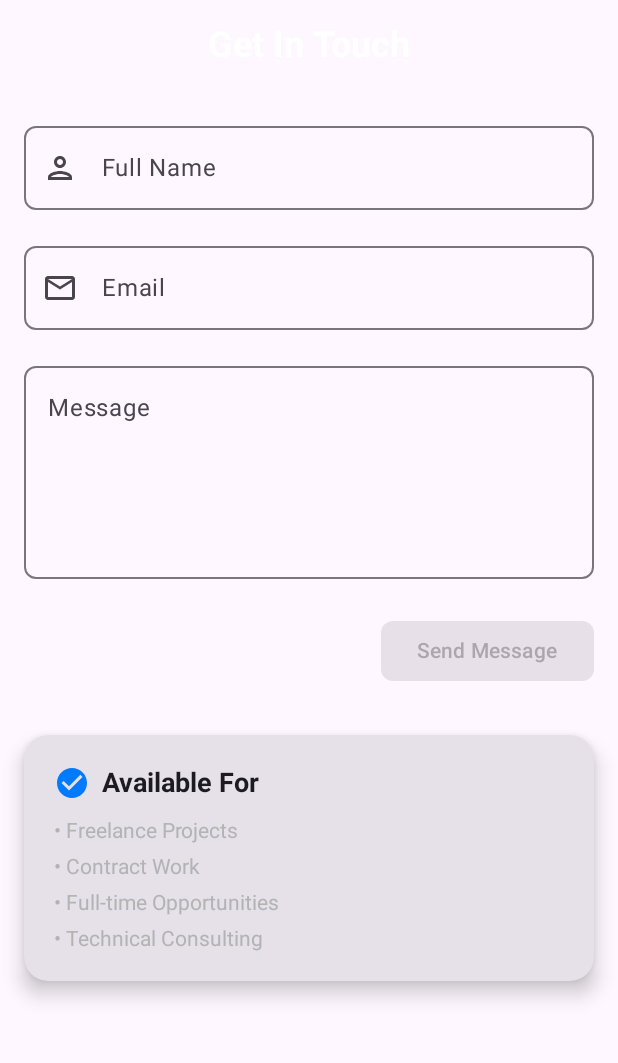
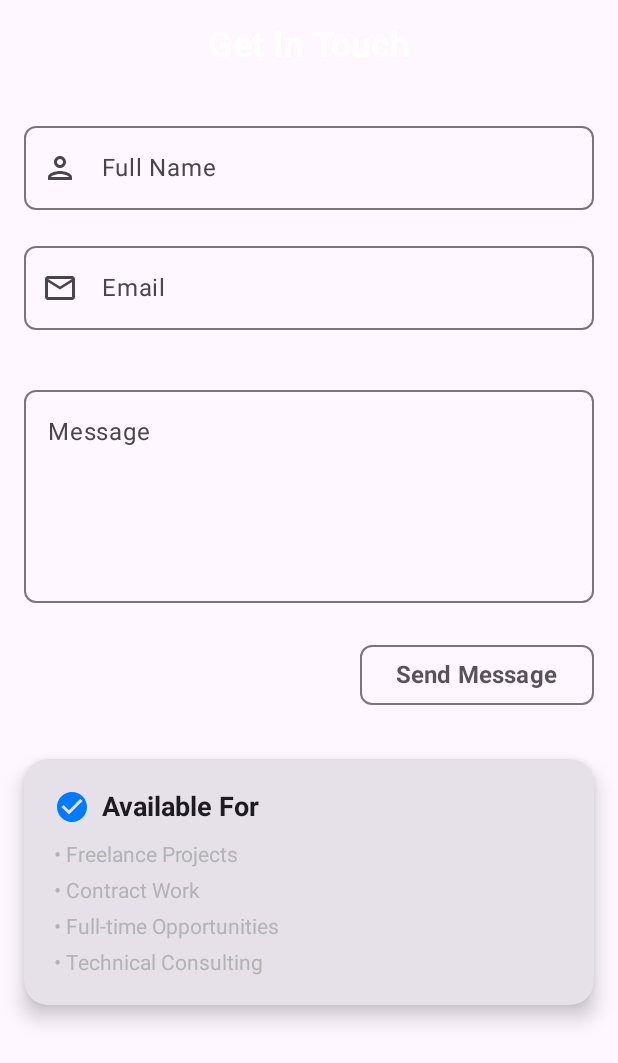
Before and after one commit to kmp-dev-studio/Portfolio, an Android app built with Jetpack Compose: the composable ContactScreen shown on its own in the app's theme, on a phone screen of 412 x 824 dp. Shown: the top 1063 px of the screen. Run offline under Robolectric (Android 15) with nearby library versions, the phone set to English and light mode, and no system bars; libraries missing offline, so code that uses them is left out: compose.icons, compose.icons.fontawesomeicons, compose.icons.simpleicons; 1 statement that could not run was skipped.

Commit message:
feat: Add email validation and enhance UI in Contact screen
This commit introduces email validation to the contact form and refines the UI for a better user experience.

- **`ContactScreen.kt`**:
    - Implements real-time email validation in the "Email" text field. An error message ("Please enter a valid email address") is displayed if the input is not a valid email format.
    - The "Send Message" button is now disabled until the full name, a valid email, and a message are provided.
    - The button has been restyled with a transparent background, an outline border, and bold text to improve its visual appearance.
    - A new state, `emailTouched`, is added to track user interaction with the email field, ensuring validation errors only appear after the user has interacted with it.

- **`StringHelper.kt` (New Logic)**:
    - Adds a new extension function `String.isValidEmail()` that uses a regex pattern to validate email address formats. This function is used by the `ContactScreen` to perform the validation check.

```diff
--- a/composeApp/src/commonMain/kotlin/itsme/ronjie/portfolio/presentation/screens/ContactScreen.kt
+++ b/composeApp/src/commonMain/kotlin/itsme/ronjie/portfolio/presentation/screens/ContactScreen.kt
@@ -1,5 +1,6 @@
 package itsme.ronjie.portfolio.presentation.screens
 
+import androidx.compose.foundation.BorderStroke
 import androidx.compose.foundation.layout.Arrangement
 import androidx.compose.foundation.layout.Column
 import androidx.compose.foundation.layout.Row
@@ -13,6 +14,7 @@ import androidx.compose.material.icons.filled.CheckCircle
 import androidx.compose.material.icons.outlined.Email
 import androidx.compose.material.icons.outlined.Person
 import androidx.compose.material3.Button
+import androidx.compose.material3.ButtonDefaults
 import androidx.compose.material3.Icon
 import androidx.compose.material3.MaterialTheme
 import androidx.compose.material3.OutlinedTextField
@@ -24,6 +26,7 @@ import androidx.compose.runtime.remember
 import androidx.compose.runtime.setValue
 import androidx.compose.ui.Alignment
 import androidx.compose.ui.Modifier
+import androidx.compose.ui.graphics.Color
 import androidx.compose.ui.platform.LocalUriHandler
 import androidx.compose.ui.text.font.FontWeight
 import androidx.compose.ui.text.input.ImeAction
@@ -35,6 +38,7 @@ import itsme.ronjie.portfolio.domain.model.ContactType
 import itsme.ronjie.portfolio.presentation.composables.InfoCard
 import itsme.ronjie.portfolio.presentation.theme.extended
 import itsme.ronjie.portfolio.presentation.utils.encodeURLParameter
+import itsme.ronjie.portfolio.presentation.utils.isValidEmail
 
 @Composable
 fun ContactScreen() {
@@ -43,8 +47,9 @@ fun ContactScreen() {
     val uriHandler = LocalUriHandler.current
 
     var fullName by remember { mutableStateOf("") }
-    var email by remember { mutableStateOf("") }
+    var userEmail by remember { mutableStateOf("") }
     var message by remember { mutableStateOf("") }
+    var emailTouched by remember { mutableStateOf(false) }
 
     Column(
         modifier = Modifier
@@ -83,8 +88,11 @@ fun ContactScreen() {
         Spacer(Modifier.height(16.dp))
 
         OutlinedTextField(
-            value = email,
-            onValueChange = { email = it.trim() },
+            value = userEmail,
+            onValueChange = {
+                userEmail = it.trim()
+                if (!emailTouched) emailTouched = true
+            },
             label = { Text("Email") },
             leadingIcon = {
                 Icon(
@@ -98,7 +106,16 @@ fun ContactScreen() {
                 keyboardType = KeyboardType.Email,
                 imeAction = ImeAction.Next
             ),
-            shape = MaterialTheme.shapes.small
+            shape = MaterialTheme.shapes.small,
+            isError = emailTouched && userEmail.isNotBlank() && !userEmail.isValidEmail(),
+            supportingText = {
+                if (emailTouched && userEmail.isNotBlank() && !userEmail.isValidEmail()) {
+                    Text(
+                        text = "Please enter a valid email address",
+                        color = MaterialTheme.colorScheme.error
+                    )
+                }
+            }
         )
 
         Spacer(Modifier.height(16.dp))
@@ -127,16 +144,33 @@ fun ContactScreen() {
             Button(
                 onClick = {
                     val subject = "Contact from $fullName"
-                    val body = "Name: $fullName\nEmail: $email\n\nMessage:\n$message"
+                    val body = "Name: $fullName\nEmail: $userEmail\n\nMessage:\n$message"
                     val encodedSubject = subject.encodeURLParameter()
                     val encodedBody = body.encodeURLParameter()
-                    val email = PortfolioData.contacts.first { it.type == ContactType.EMAIL }.value
-                    val mailtoUrl = "mailto:${email}?subject=$encodedSubject&body=$encodedBody"
+                    val contactEmail =
+                        PortfolioData.contacts.first { it.type == ContactType.EMAIL }.value
+                    val mailtoUrl =
+                        "mailto:${contactEmail}?subject=$encodedSubject&body=$encodedBody"
                     uriHandler.openUri(mailtoUrl)
                 },
-                enabled = fullName.isNotBlank() && email.isNotBlank() && message.isNotBlank(),
-                shape = MaterialTheme.shapes.small
-            ) { Text("Send Message") }
+                enabled = fullName.isNotBlank() && userEmail.isValidEmail() && message.isNotBlank(),
+                shape = MaterialTheme.shapes.small,
+                colors = ButtonDefaults.buttonColors(
+                    containerColor = Color.Transparent,
+                    disabledContainerColor = Color.Transparent
+                ),
+                border = BorderStroke(
+                    width = 0.75.dp,
+                    color = MaterialTheme.colorScheme.outline
+                )
+            ) {
+                Text(
+                    text = "Send Message",
+                    color = MaterialTheme.colorScheme.onBackground.copy(0.75f),
+                    fontSize = 16.sp,
+                    fontWeight = FontWeight.Bold
+                )
+            }
         }
 
         Spacer(Modifier.height(32.dp))
--- a/composeApp/src/commonMain/kotlin/itsme/ronjie/portfolio/presentation/utils/StringHelper.kt
+++ b/composeApp/src/commonMain/kotlin/itsme/ronjie/portfolio/presentation/utils/StringHelper.kt
@@ -6,3 +6,9 @@ fun String.encodeURLParameter(): String {
         .replace(":", "%3A")
         .replace("@", "%40")
 }
+
+fun String.isValidEmail(): Boolean {
+    if (this.isBlank()) return false
+    val emailRegex = "^[A-Za-z0-9+_.-]+@[A-Za-z0-9.-]+\\.[A-Za-z]{2,}$".toRegex()
+    return emailRegex.matches(this)
+}
```
